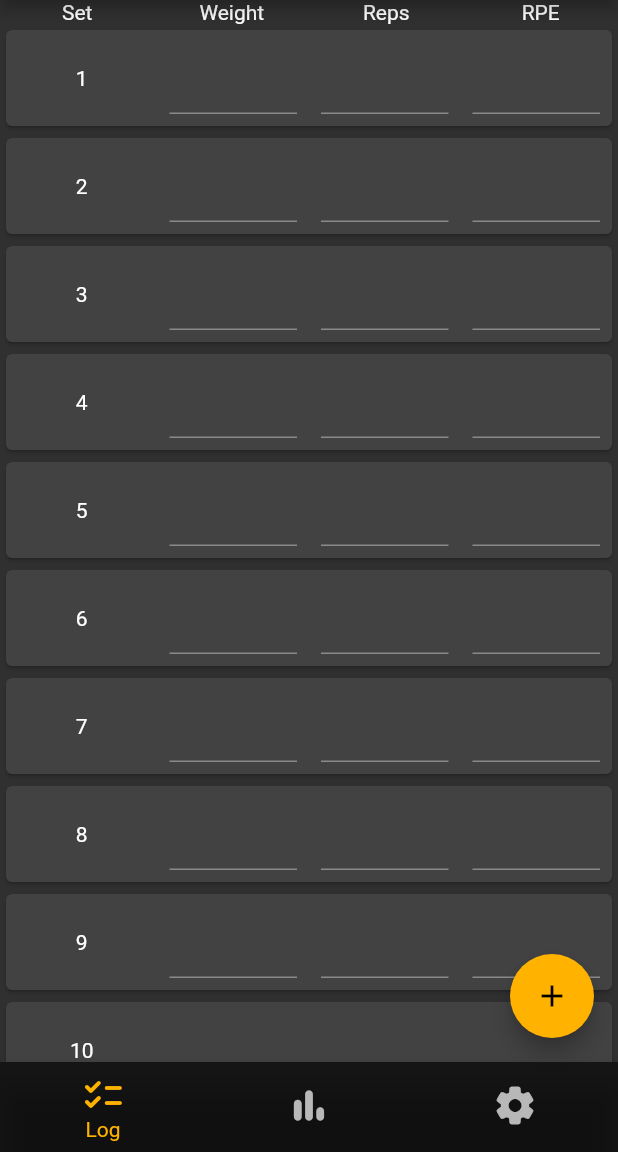
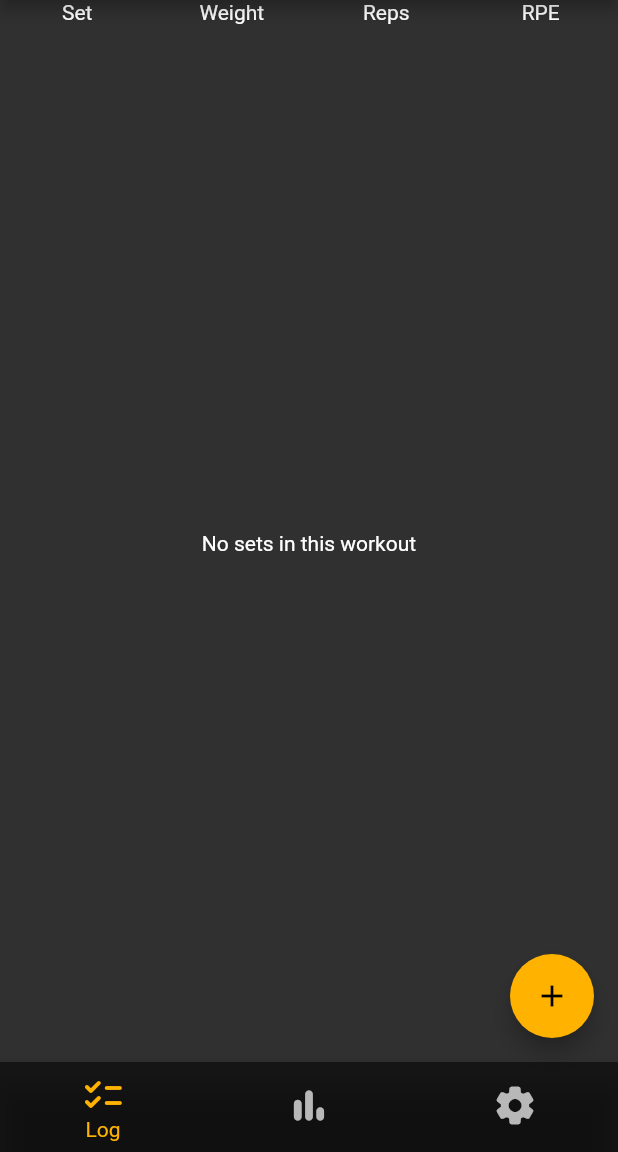
Before and after one commit to joshlaudone/minotaur_workout_log, a Flutter app: the screen it shows after launch, on a phone screen of 412 x 824 dp, the part 84-1236 px from its top. Run offline on Flutter 3.47's test engine with Material 2 defaults, Android fonts, the phone set to English and light mode, and no system bars; drawn by our look-alikes of flutter_slidable; our stand-ins replace sqflite; accounts and stored records are empty.

Commit message:
Use the database for sets

```diff
--- /dev/null
+++ b/lib/database/session.dart
@@ -0,0 +1,15 @@
+class Session {
+  final int? id;
+  final String name;
+
+  Session({this.id, required this.name});
+
+  factory Session.fromMap(Map<String, dynamic> json) => Session(
+        id: json['id'],
+        name: json['name'],
+      );
+
+  Map<String, dynamic> toMap() {
+    return {'id': id, 'name': name};
+  }
+}
--- a/lib/database/workout_set.dart
+++ b/lib/database/workout_set.dart
@@ -1,24 +1,24 @@
 enum SetType { warmup, normal, half, drop, amrap }
 
 class WorkoutSet {
-  final int? id;
-  final int workoutId;
-  final int exerciseId;
-  final int setNumber;
-  final SetType setType;
-  final double? weight;
-  final int? reps;
-  final int? distance;
-  final Duration? duration;
-  final Duration? restTime;
-  final int? rpe;
-  final String? comment;
+  int? id;
+  int sessionId;
+  int exerciseId;
+  int? setNumber;
+  SetType setType;
+  double? weight;
+  int? reps;
+  int? distance;
+  Duration? duration;
+  Duration? restTime;
+  double? rpe;
+  String? comment;
 
   WorkoutSet({
     this.id,
-    required this.workoutId,
+    required this.sessionId,
     required this.exerciseId,
-    required this.setNumber,
+    this.setNumber,
     required this.setType,
     this.weight,
     this.reps,
@@ -31,7 +31,7 @@ class WorkoutSet {
 
   factory WorkoutSet.fromMap(Map<String, dynamic> json) => WorkoutSet(
         id: json['id'],
-        workoutId: json['workoutId'],
+        sessionId: json['sessionId'],
         exerciseId: json['exerciseId'],
         setNumber: json['setNumber'],
         setType: SetType.values[json['setType']],
@@ -47,7 +47,7 @@ class WorkoutSet {
   Map<String, dynamic> toMap() {
     return {
       'id': id,
-      'workoutId': workoutId,
+      'sessionId': sessionId,
       'exerciseId': exerciseId,
       'setNumber': setNumber,
       'setType': setType.index,
--- a/lib/pages/log_page/log_page.dart
+++ b/lib/pages/log_page/log_page.dart
@@ -1,6 +1,9 @@
 import 'package:flutter/material.dart';
-import 'package:flutter/services.dart';
-import 'package:flutter_slidable/flutter_slidable.dart';
+
+import 'package:workout_log/database/database_manager.dart';
+import 'package:workout_log/database/session.dart';
+import 'package:workout_log/database/workout_set.dart';
+import 'package:workout_log/pages/log_page/log_entry.dart';
 
 class LogPage extends StatefulWidget {
   const LogPage({super.key});
@@ -45,16 +48,38 @@ class _LogPageState extends State<LogPage> {
             ],
           ),
           Expanded(
-            child: ListView.builder(itemBuilder: (_, index) {
-              return LogEntry(entryId: index);
-            }),
+            child: FutureBuilder<List<WorkoutSet>>(
+              future: DatabaseManager.instance.readSets(),
+              builder: (BuildContext context,
+                  AsyncSnapshot<List<WorkoutSet>> snapshot) {
+                if (!snapshot.hasData) {
+                  return const Center(child: Text('Loading'));
+                }
+                return snapshot.data!.isEmpty
+                    ? const Center(child: Text('No sets in this workout'))
+                    // : Center(child: Text(snapshot.data!.length.toString()));
+                    : ListView(
+                        padding: const EdgeInsets.only(bottom: 200.0),
+                        children: snapshot.data!.map((workoutSet) {
+                          return LogEntry(workoutSet: workoutSet);
+                        }).toList(),
+                      );
+              },
+            ),
           ),
         ],
       ),
       floatingActionButton: Theme(
         data: Theme.of(context),
         child: FloatingActionButton(
-          onPressed: () {},
+          onPressed: () async {
+            await DatabaseManager.instance.createSet(WorkoutSet(
+              sessionId: 1,
+              exerciseId: 1,
+              setType: SetType.normal,
+            ));
+            setState(() {});
+          },
           backgroundColor: Theme.of(context).primaryColor,
           child: const Icon(Icons.add),
         ),
@@ -62,105 +87,3 @@ class _LogPageState extends State<LogPage> {
     );
   }
 }
-
-class LogEntry extends StatefulWidget {
-  final int entryId;
-  const LogEntry({super.key, required this.entryId});
-
-  @override
-  State<LogEntry> createState() => _LogEntryState();
-}
-
-class _LogEntryState extends State<LogEntry> {
-  @override
-  Widget build(BuildContext context) {
-    return Slidable(
-      startActionPane: ActionPane(
-        motion: const ScrollMotion(),
-        children: [
-          SlidableAction(
-            onPressed: (context) {},
-            icon: Icons.message_rounded,
-            label: 'Comment',
-            backgroundColor: Colors.blue,
-            foregroundColor: Colors.white,
-          ),
-          SlidableAction(
-            onPressed: (context) {},
-            icon: Icons.add,
-            label: 'Add',
-            backgroundColor: Colors.green,
-            foregroundColor: Colors.white,
-          ),
-        ],
-      ),
-      endActionPane: ActionPane(
-        motion: const ScrollMotion(),
-        children: [
-          SlidableAction(
-            onPressed: (context) {},
-            icon: Icons.delete_rounded,
-            label: 'Delete',
-            backgroundColor: Colors.red,
-            foregroundColor: Colors.white,
-          ),
-        ],
-      ),
-      child: Card(
-        child: Row(
-          mainAxisAlignment: MainAxisAlignment.spaceAround,
-          children: [
-            Expanded(
-              child: Text(
-                "${widget.entryId + 1}",
-                textAlign: TextAlign.center,
-              ),
-            ),
-            Expanded(
-              child: Padding(
-                padding: const EdgeInsets.all(8.0),
-                child: TextField(
-                  decoration: const InputDecoration(
-                    suffixText: "lbs",
-                  ),
-                  keyboardType: TextInputType.number,
-                  inputFormatters: <TextInputFormatter>[
-                    FilteringTextInputFormatter.allow(RegExp(r'^\d+\.?\d{0,2}'))
-                  ],
-                  textAlign: TextAlign.center,
-                ),
-              ),
-            ),
-            Expanded(
-              child: Padding(
-                padding: const EdgeInsets.all(8.0),
-                child: TextField(
-                  decoration: const InputDecoration(
-                    suffixText: "reps",
-                  ),
-                  keyboardType: TextInputType.number,
-                  inputFormatters: <TextInputFormatter>[
-                    FilteringTextInputFormatter.digitsOnly
-                  ],
-                  textAlign: TextAlign.center,
-                ),
-              ),
-            ),
-            Expanded(
-              child: Padding(
-                padding: const EdgeInsets.all(8.0),
-                child: TextField(
-                  keyboardType: TextInputType.number,
-                  inputFormatters: <TextInputFormatter>[
-                    FilteringTextInputFormatter.allow(RegExp(r'^\d+\.?\d{0,2}'))
-                  ],
-                  textAlign: TextAlign.center,
-                ),
-              ),
-            ),
-          ],
-        ),
-      ),
-    );
-  }
-}
```
Also changed, not shown: lib/database/database_manager.dart (+44 -7 lines), lib/pages/log_page/log_entry.dart (added, +132 -0 lines).
